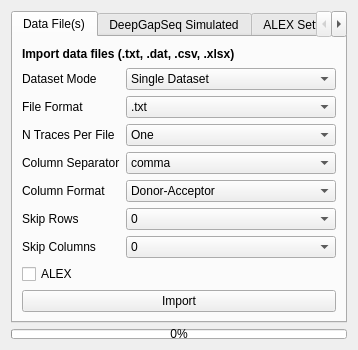
Old version of the form src/DeepGapSeq/GUI/importwindow_gui.ui in the repository piedrro/DeepGapSeq.
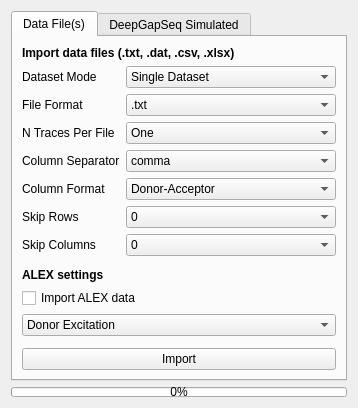
New version of the form.

The edit to the form file:
```diff
--- a/src/DeepGapSeq/GUI/importwindow_gui.ui
+++ b/src/DeepGapSeq/GUI/importwindow_gui.ui
@@ -7,7 +7,7 @@
     <x>0</x>
     <y>0</y>
     <width>354</width>
-    <height>310</height>
+    <height>398</height>
    </rect>
   </property>
   <property name="sizePolicy">
@@ -309,13 +309,72 @@
          </item>
         </layout>
        </item>
+       <item>
+        <spacer name="verticalSpacer_3">
+         <property name="orientation">
+          <enum>Qt::Vertical</enum>
+         </property>
+         <property name="sizeType">
+          <enum>QSizePolicy::MinimumExpanding</enum>
+         </property>
+         <property name="sizeHint" stdset="0">
+          <size>
+           <width>20</width>
+           <height>5</height>
+          </size>
+         </property>
+        </spacer>
+       </item>
+       <item>
+        <widget class="QLabel" name="label_9">
+         <property name="font">
+          <font>
+           <weight>75</weight>
+           <bold>true</bold>
+          </font>
+         </property>
+         <property name="text">
+          <string>ALEX settings</string>
+         </property>
+        </widget>
+       </item>
        <item>
         <widget class="QCheckBox" name="import_data_alex">
          <property name="text">
-          <string>ALEX</string>
+          <string>Import ALEX data</string>
          </property>
         </widget>
        </item>
+       <item>
+        <widget class="QComboBox" name="alex_firstframe_excitation">
+         <item>
+          <property name="text">
+           <string>Donor Excitation</string>
+          </property>
+         </item>
+         <item>
+          <property name="text">
+           <string>Acceptor Excitation</string>
+          </property>
+         </item>
+        </widget>
+       </item>
+       <item>
+        <spacer name="verticalSpacer_4">
+         <property name="orientation">
+          <enum>Qt::Vertical</enum>
+         </property>
+         <property name="sizeType">
+          <enum>QSizePolicy::MinimumExpanding</enum>
+         </property>
+         <property name="sizeHint" stdset="0">
+          <size>
+           <width>20</width>
+           <height>5</height>
+          </size>
+         </property>
+        </spacer>
+       </item>
        <item>
         <widget class="QPushButton" name="import_data">
          <property name="text">
@@ -352,52 +411,6 @@
        </item>
       </layout>
      </widget>
-     <widget class="QWidget" name="tab_3">
-      <attribute name="title">
-       <string>ALEX Settings</string>
-      </attribute>
-      <layout class="QVBoxLayout" name="verticalLayout_4">
-       <item>
-        <layout class="QFormLayout" name="formLayout_31">
-         <item row="0" column="0">
-          <widget class="QLabel" name="label_86">
-           <property name="text">
-            <string>Pulse Duration (Frames)</string>
-           </property>
-          </widget>
-         </item>
-         <item row="0" column="1">
-          <widget class="QSpinBox" name="alex_pulse_duration">
-           <property name="minimum">
-            <number>1</number>
-           </property>
-          </widget>
-         </item>
-         <item row="1" column="0">
-          <widget class="QLabel" name="label_113">
-           <property name="text">
-            <string>First Frame Exciation</string>
-           </property>
-          </widget>
-         </item>
-         <item row="1" column="1">
-          <widget class="QComboBox" name="alex_firstframe_excitation">
-           <item>
-            <property name="text">
-             <string>Donor Excitation</string>
-            </property>
-           </item>
-           <item>
-            <property name="text">
-             <string>Acceptor Excitation</string>
-            </property>
-           </item>
-          </widget>
-         </item>
-        </layout>
-       </item>
-      </layout>
-     </widget>
     </widget>
    </item>
    <item>
```
